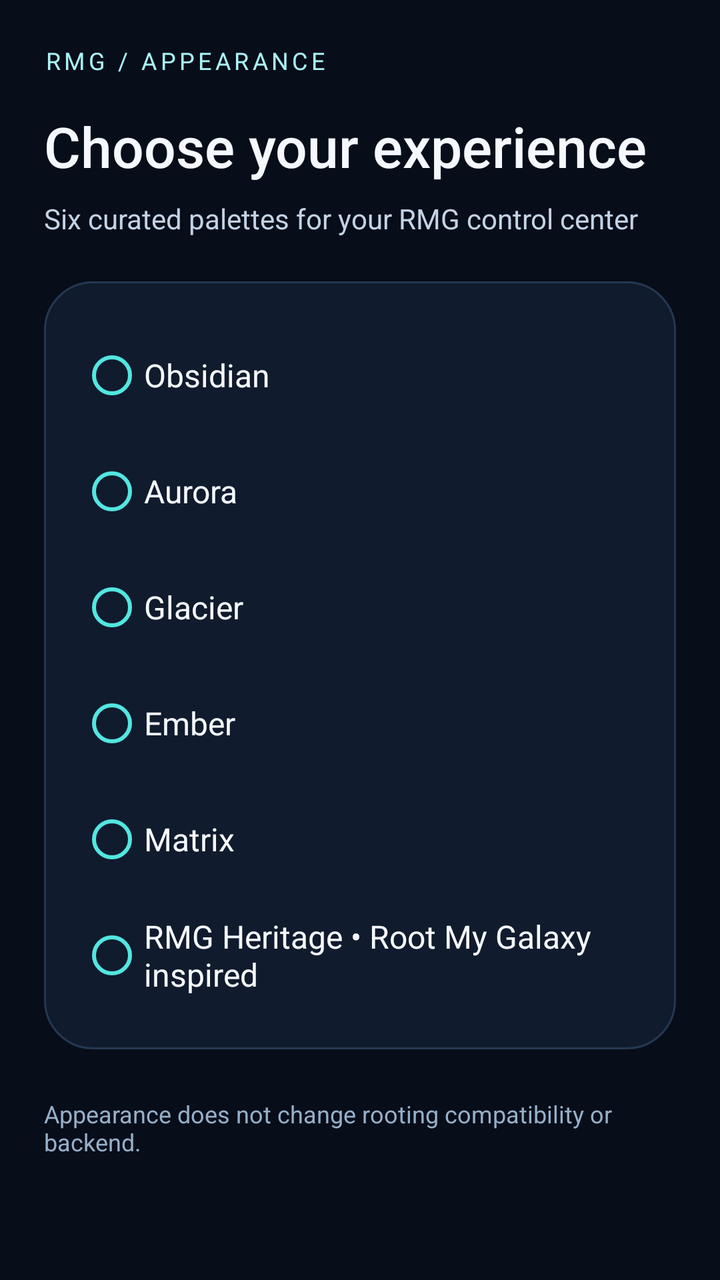
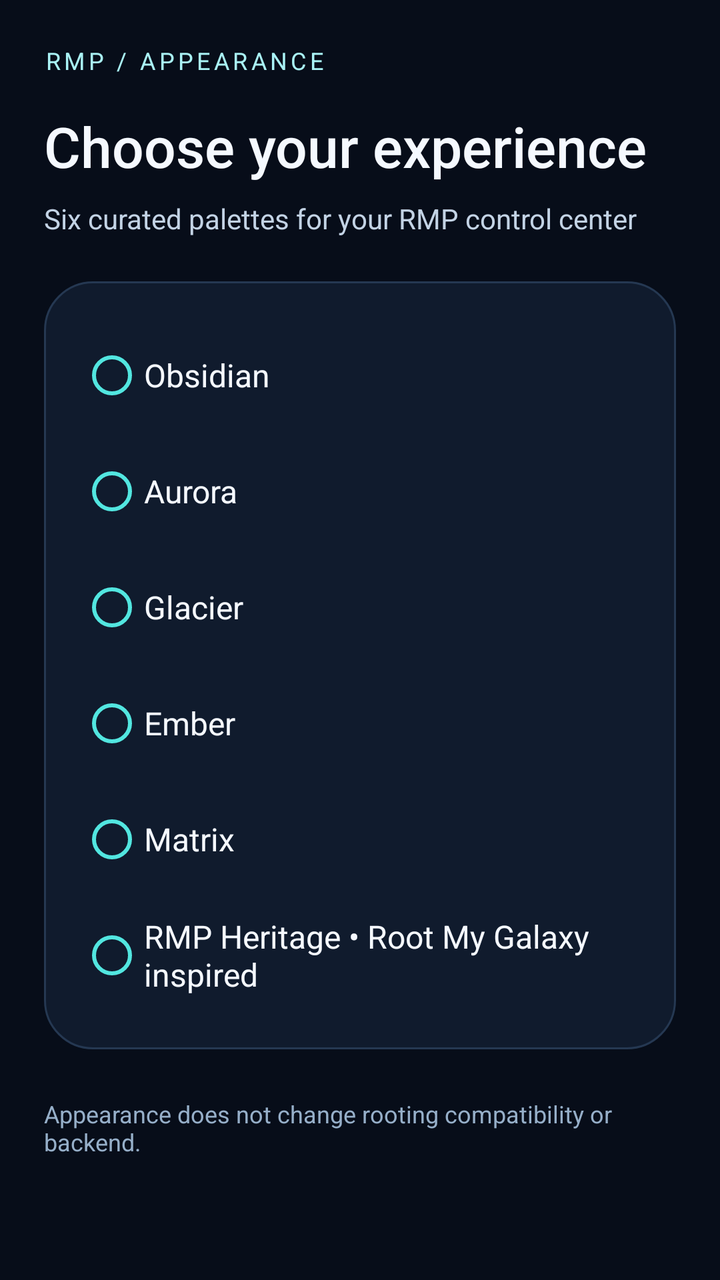

Before-and-after screenshots of an Android layout around one commit, followed by the original layout XML and the change that was made.
<!-- AndroidManifest.xml: application theme Theme.DirtyFrag -->
<!-- res/layout/activity_rmg_appearance.xml -->
<?xml version="1.0" encoding="utf-8"?>
<ScrollView xmlns:android="http://schemas.android.com/apk/res/android"
    android:layout_width="match_parent" android:layout_height="match_parent"
    android:background="?attr/rmgBg" android:fillViewport="true">
    <LinearLayout android:layout_width="match_parent" android:layout_height="wrap_content"
        android:padding="22dp" android:orientation="vertical">
        <TextView android:layout_width="match_parent" android:layout_height="wrap_content"
            android:text="RMG / APPEARANCE" android:textColor="?attr/rmgIce"
            android:letterSpacing="0.15" android:textSize="12sp"/>
        <TextView android:layout_width="match_parent" android:layout_height="wrap_content"
            android:layout_marginTop="16dp" android:text="Choose your experience"
            android:textColor="?attr/rmgText" android:textSize="28sp"
            android:fontFamily="sans-serif-medium"/>
        <TextView android:layout_width="match_parent" android:layout_height="wrap_content"
            android:layout_marginTop="8dp"
            android:text="Six curated palettes for your RMG control center"
            android:textColor="?attr/rmgSecondary" android:textSize="14sp"/>
        <RadioGroup android:id="@+id/themeGroup" android:layout_width="match_parent"
            android:layout_height="wrap_content" android:layout_marginTop="22dp"
            android:background="@drawable/rmg_theme_panel"
            android:orientation="vertical" android:padding="18dp">
            <RadioButton android:id="@+id/themeObsidian" android:layout_width="match_parent"
                 android:layout_height="58dp" android:buttonTint="?attr/rmgCyan"
                 android:text="Obsidian"
                 android:textColor="?attr/rmgText" android:textSize="16sp" />
            <RadioButton android:id="@+id/themeAurora" android:layout_width="match_parent"
                 android:layout_height="58dp" android:buttonTint="?attr/rmgCyan"
                 android:text="Aurora"
                 android:textColor="?attr/rmgText" android:textSize="16sp" />
            <RadioButton android:id="@+id/themeGlacier" android:layout_width="match_parent"
                 android:layout_height="58dp" android:buttonTint="?attr/rmgCyan"
                 android:text="Glacier"
                 android:textColor="?attr/rmgText" android:textSize="16sp" />
            <RadioButton android:id="@+id/themeEmber" android:layout_width="match_parent"
                 android:layout_height="58dp" android:buttonTint="?attr/rmgCyan"
                 android:text="Ember"
                 android:textColor="?attr/rmgText" android:textSize="16sp" />
            <RadioButton android:id="@+id/themeMatrix" android:layout_width="match_parent"
                 android:layout_height="58dp" android:buttonTint="?attr/rmgCyan"
                 android:text="Matrix"
                 android:textColor="?attr/rmgText" android:textSize="16sp" />
            <RadioButton android:id="@+id/themeHeritage" android:layout_width="match_parent"
                 android:layout_height="58dp" android:buttonTint="?attr/rmgCyan"
                 android:text="RMG Heritage • Root My Galaxy inspired"
                 android:textColor="?attr/rmgText" android:textSize="16sp" />
        </RadioGroup>
        <TextView android:layout_width="match_parent" android:layout_height="wrap_content"
            android:layout_marginTop="24dp" android:textColor="?attr/rmgMuted"
            android:text="Appearance does not change rooting compatibility or backend."
            android:textSize="12sp"/>
    </LinearLayout>
</ScrollView>
<!-- resources referenced by this layout -->
<resources>
  <!-- drawable rmg_theme_panel (drawable) -->
  <?xml version="1.0" encoding="utf-8"?>
  <shape xmlns:android="http://schemas.android.com/apk/res/android" android:shape="rectangle">
      <solid android:color="?attr/rmgPanel" />
      <stroke android:width="1dp" android:color="?attr/rmgBorder" />
      <corners android:radius="24dp"/>
  </shape>
  <style name="Theme.DirtyFrag" parent="Theme.RMG.Obsidian" />
  <style name="Theme.RMG.Obsidian" parent="android:Theme.Material">
      <item name="rmgBg">#070D19</item>
      <item name="rmgPanel">#101B2D</item>
      <item name="rmgCardAlt">#1D314B</item>
      <item name="rmgConsole">#0A1221</item>
      <item name="rmgBorder">#253852</item>
      <item name="rmgCyan">#52E6E0</item>
      <item name="rmgIce">#A9F2F5</item>
      <item name="rmgText">#F5F9FF</item>
      <item name="rmgSecondary">#C3D3E5</item>
      <item name="rmgMuted">#96AFC9</item>
      <item name="rmgTerminal">#9DE8D7</item>
      <item name="rmgGood">#7CE5B7</item>
      <item name="rmgWarning">#FFCF86</item>
      <item name="rmgError">#FF91A1</item>
      <item name="android:colorAccent">#52E6E0</item>
      <item name="android:windowBackground">#070D19</item>
      <item name="android:statusBarColor">#070D19</item>
      <item name="android:navigationBarColor">#070D19</item>
      <item name="android:windowLightStatusBar">false</item>
      <item name="android:windowLightNavigationBar">false</item>
    </style>
</resources>

<!-- the commit's change to res/layout/activity_rmg_appearance.xml (unified diff, before → after) -->
@@ -5,7 +5,7 @@
     <LinearLayout android:layout_width="match_parent" android:layout_height="wrap_content"
         android:padding="22dp" android:orientation="vertical">
         <TextView android:layout_width="match_parent" android:layout_height="wrap_content"
-            android:text="RMG / APPEARANCE" android:textColor="?attr/rmgIce"
+            android:text="RMP / APPEARANCE" android:textColor="?attr/rmgIce"
             android:letterSpacing="0.15" android:textSize="12sp"/>
         <TextView android:layout_width="match_parent" android:layout_height="wrap_content"
             android:layout_marginTop="16dp" android:text="Choose your experience"
@@ -13,7 +13,7 @@
             android:fontFamily="sans-serif-medium"/>
         <TextView android:layout_width="match_parent" android:layout_height="wrap_content"
             android:layout_marginTop="8dp"
-            android:text="Six curated palettes for your RMG control center"
+            android:text="Six curated palettes for your RMP control center"
             android:textColor="?attr/rmgSecondary" android:textSize="14sp"/>
         <RadioGroup android:id="@+id/themeGroup" android:layout_width="match_parent"
             android:layout_height="wrap_content" android:layout_marginTop="22dp"
@@ -41,7 +41,7 @@
                  android:textColor="?attr/rmgText" android:textSize="16sp" />
             <RadioButton android:id="@+id/themeHeritage" android:layout_width="match_parent"
                  android:layout_height="58dp" android:buttonTint="?attr/rmgCyan"
-                 android:text="RMG Heritage • Root My Galaxy inspired"
+                 android:text="RMP Heritage • Root My Galaxy inspired"
                  android:textColor="?attr/rmgText" android:textSize="16sp" />
         </RadioGroup>
         <TextView android:layout_width="match_parent" android:layout_height="wrap_content"
